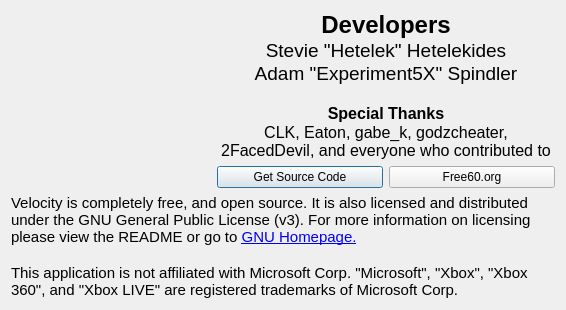
hetelek/Velocity, file Velocity/about.ui: the form before one commit.
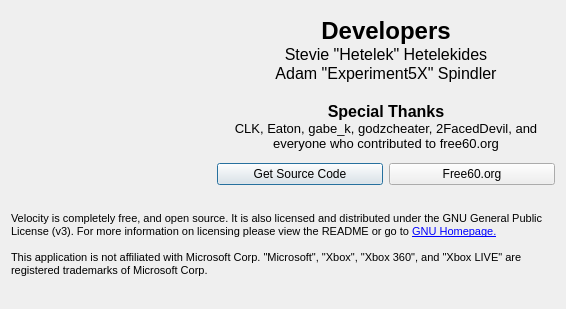
The form after the commit. Icons and pictures are not drawn.

Commit message: Changed font size in about dialog

```diff
--- a/Velocity/about.ui
+++ b/Velocity/about.ui
@@ -7,7 +7,7 @@
     <x>0</x>
     <y>0</y>
     <width>566</width>
-    <height>310</height>
+    <height>309</height>
    </rect>
   </property>
   <property name="windowTitle">
@@ -47,13 +47,13 @@
         <string>&lt;!DOCTYPE HTML PUBLIC &quot;-//W3C//DTD HTML 4.0//EN&quot; &quot;http://www.w3.org/TR/REC-html40/strict.dtd&quot;&gt;
 &lt;html&gt;&lt;head&gt;&lt;meta name=&quot;qrichtext&quot; content=&quot;1&quot; /&gt;&lt;style type=&quot;text/css&quot;&gt;
 p, li { white-space: pre-wrap; }
-&lt;/style&gt;&lt;/head&gt;&lt;body style=&quot; font-family:'Lucida Grande'; font-size:13pt; font-weight:400; font-style:normal;&quot;&gt;
-&lt;p align=&quot;center&quot; style=&quot; margin-top:0px; margin-bottom:0px; margin-left:0px; margin-right:0px; -qt-block-indent:0; text-indent:0px;&quot;&gt;&lt;span style=&quot; font-family:'MS Shell Dlg 2'; font-size:18pt; font-weight:600;&quot;&gt;Developers&lt;/span&gt;&lt;/p&gt;
-&lt;p align=&quot;center&quot; style=&quot; margin-top:0px; margin-bottom:0px; margin-left:0px; margin-right:0px; -qt-block-indent:0; text-indent:0px;&quot;&gt;&lt;span style=&quot; font-family:'MS Shell Dlg 2'; font-size:14pt;&quot;&gt;Stevie &amp;quot;Hetelek&amp;quot; Hetelekides&lt;/span&gt;&lt;/p&gt;
-&lt;p align=&quot;center&quot; style=&quot; margin-top:0px; margin-bottom:0px; margin-left:0px; margin-right:0px; -qt-block-indent:0; text-indent:0px;&quot;&gt;&lt;span style=&quot; font-family:'MS Shell Dlg 2'; font-size:14pt;&quot;&gt;Adam &amp;quot;Experiment5X&amp;quot; Spindler&lt;/span&gt;&lt;/p&gt;
-&lt;p align=&quot;center&quot; style=&quot;-qt-paragraph-type:empty; margin-top:0px; margin-bottom:0px; margin-left:0px; margin-right:0px; -qt-block-indent:0; text-indent:0px; font-family:'MS Shell Dlg 2'; font-size:12pt;&quot;&gt;&lt;/p&gt;
-&lt;p align=&quot;center&quot; style=&quot; margin-top:0px; margin-bottom:0px; margin-left:0px; margin-right:0px; -qt-block-indent:0; text-indent:0px;&quot;&gt;&lt;span style=&quot; font-family:'MS Shell Dlg 2'; font-size:12pt; font-weight:600;&quot;&gt;Special Thanks&lt;/span&gt;&lt;/p&gt;
-&lt;p align=&quot;center&quot; style=&quot; margin-top:0px; margin-bottom:0px; margin-left:0px; margin-right:0px; -qt-block-indent:0; text-indent:0px;&quot;&gt;&lt;span style=&quot; font-family:'MS Shell Dlg 2'; font-size:12pt;&quot;&gt;CLK, Eaton, gabe_k, godzcheater, 2FacedDevil, and everyone who contributed to free60.org&lt;/span&gt;&lt;/p&gt;&lt;/body&gt;&lt;/html&gt;</string>
+&lt;/style&gt;&lt;/head&gt;&lt;body style=&quot; font-family:'MS Shell Dlg 2'; font-size:8.25pt; font-weight:400; font-style:normal;&quot;&gt;
+&lt;p align=&quot;center&quot; style=&quot; margin-top:0px; margin-bottom:0px; margin-left:0px; margin-right:0px; -qt-block-indent:0; text-indent:0px;&quot;&gt;&lt;span style=&quot; font-size:18pt; font-weight:600;&quot;&gt;Developers&lt;/span&gt;&lt;/p&gt;
+&lt;p align=&quot;center&quot; style=&quot; margin-top:0px; margin-bottom:0px; margin-left:0px; margin-right:0px; -qt-block-indent:0; text-indent:0px;&quot;&gt;&lt;span style=&quot; font-size:12pt;&quot;&gt;Stevie &amp;quot;Hetelek&amp;quot; Hetelekides&lt;/span&gt;&lt;/p&gt;
+&lt;p align=&quot;center&quot; style=&quot; margin-top:0px; margin-bottom:0px; margin-left:0px; margin-right:0px; -qt-block-indent:0; text-indent:0px;&quot;&gt;&lt;span style=&quot; font-size:12pt;&quot;&gt;Adam &amp;quot;Experiment5X&amp;quot; Spindler&lt;/span&gt;&lt;/p&gt;
+&lt;p align=&quot;center&quot; style=&quot;-qt-paragraph-type:empty; margin-top:0px; margin-bottom:0px; margin-left:0px; margin-right:0px; -qt-block-indent:0; text-indent:0px; font-size:12pt;&quot;&gt;&lt;/p&gt;
+&lt;p align=&quot;center&quot; style=&quot; margin-top:0px; margin-bottom:0px; margin-left:0px; margin-right:0px; -qt-block-indent:0; text-indent:0px;&quot;&gt;&lt;span style=&quot; font-size:12pt; font-weight:600;&quot;&gt;Special Thanks&lt;/span&gt;&lt;/p&gt;
+&lt;p align=&quot;center&quot; style=&quot; margin-top:0px; margin-bottom:0px; margin-left:0px; margin-right:0px; -qt-block-indent:0; text-indent:0px;&quot;&gt;&lt;span style=&quot; font-size:10pt;&quot;&gt;CLK, Eaton, gabe_k, godzcheater, 2FacedDevil, and everyone who contributed to free60.org&lt;/span&gt;&lt;/p&gt;&lt;/body&gt;&lt;/html&gt;</string>
        </property>
        <property name="wordWrap">
         <bool>true</bool>
@@ -93,10 +93,10 @@
         <string>&lt;!DOCTYPE HTML PUBLIC &quot;-//W3C//DTD HTML 4.0//EN&quot; &quot;http://www.w3.org/TR/REC-html40/strict.dtd&quot;&gt;
 &lt;html&gt;&lt;head&gt;&lt;meta name=&quot;qrichtext&quot; content=&quot;1&quot; /&gt;&lt;style type=&quot;text/css&quot;&gt;
 p, li { white-space: pre-wrap; }
-&lt;/style&gt;&lt;/head&gt;&lt;body style=&quot; font-family:'Lucida Grande'; font-size:13pt; font-weight:400; font-style:normal;&quot;&gt;
-&lt;p style=&quot; margin-top:0px; margin-bottom:0px; margin-left:0px; margin-right:0px; -qt-block-indent:0; text-indent:0px;&quot;&gt;&lt;span style=&quot; font-family:'MS Shell Dlg 2'; font-size:11pt;&quot;&gt;Velocity is completely free, and open source. It is also licensed and distributed under the GNU General Public License (v3). For more information on licensing please view the README or go to &lt;/span&gt;&lt;a href=&quot;http://www.gnu.org/licenses/&quot;&gt;&lt;span style=&quot; font-family:'MS Shell Dlg 2'; font-size:11pt; text-decoration: underline; color:#0000ff;&quot;&gt;GNU Homepage.&lt;/span&gt;&lt;/a&gt;&lt;/p&gt;
-&lt;p style=&quot;-qt-paragraph-type:empty; margin-top:0px; margin-bottom:0px; margin-left:0px; margin-right:0px; -qt-block-indent:0; text-indent:0px; font-family:'MS Shell Dlg 2'; font-size:11pt; text-decoration: underline; color:#0000ff;&quot;&gt;&lt;/p&gt;
-&lt;p style=&quot; margin-top:0px; margin-bottom:0px; margin-left:0px; margin-right:0px; -qt-block-indent:0; text-indent:0px;&quot;&gt;&lt;span style=&quot; font-family:'MS Shell Dlg 2'; font-size:11pt;&quot;&gt;This application is not affiliated with Microsoft Corp. &amp;quot;Microsoft&amp;quot;, &amp;quot;Xbox&amp;quot;, &amp;quot;Xbox 360&amp;quot;, and &amp;quot;Xbox LIVE&amp;quot; are registered trademarks of Microsoft Corp.&lt;/span&gt;&lt;/p&gt;&lt;/body&gt;&lt;/html&gt;</string>
+&lt;/style&gt;&lt;/head&gt;&lt;body style=&quot; font-family:'MS Shell Dlg 2'; font-size:13pt; font-weight:400; font-style:normal;&quot;&gt;
+&lt;p style=&quot; margin-top:0px; margin-bottom:0px; margin-left:0px; margin-right:0px; -qt-block-indent:0; text-indent:0px;&quot;&gt;&lt;span style=&quot; font-size:8pt;&quot;&gt;Velocity is completely free, and open source. It is also licensed and distributed under the GNU General Public License (v3). For more information on licensing please view the README or go to &lt;/span&gt;&lt;a href=&quot;http://www.gnu.org/licenses/&quot;&gt;&lt;span style=&quot; font-size:8pt; text-decoration: underline; color:#0000ff;&quot;&gt;GNU Homepage.&lt;/span&gt;&lt;/a&gt;&lt;/p&gt;
+&lt;p style=&quot;-qt-paragraph-type:empty; margin-top:0px; margin-bottom:0px; margin-left:0px; margin-right:0px; -qt-block-indent:0; text-indent:0px; font-size:8pt; text-decoration: underline; color:#0000ff;&quot;&gt;&lt;/p&gt;
+&lt;p style=&quot; margin-top:0px; margin-bottom:0px; margin-left:0px; margin-right:0px; -qt-block-indent:0; text-indent:0px;&quot;&gt;&lt;span style=&quot; font-size:8pt;&quot;&gt;This application is not affiliated with Microsoft Corp. &amp;quot;Microsoft&amp;quot;, &amp;quot;Xbox&amp;quot;, &amp;quot;Xbox 360&amp;quot;, and &amp;quot;Xbox LIVE&amp;quot; are registered trademarks of Microsoft Corp.&lt;/span&gt;&lt;/p&gt;&lt;/body&gt;&lt;/html&gt;</string>
        </property>
        <property name="wordWrap">
         <bool>true</bool>
```
